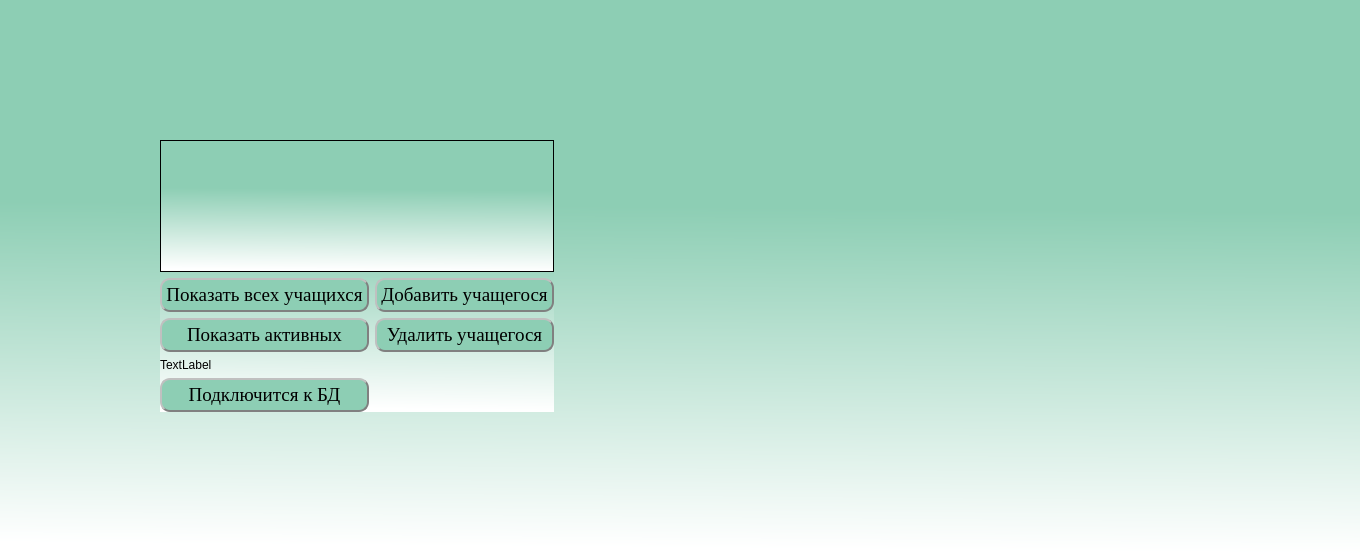
The window that Interface/Assistant.ui (BackDad/Diploma_GB) describes before a commit, drawn with Qt 5.
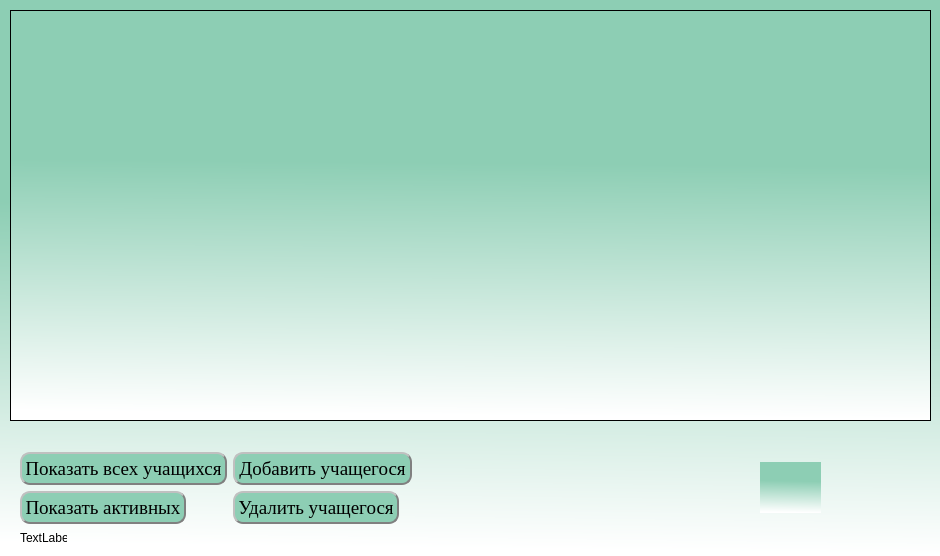
The same window after the commit. Icons and pictures are not drawn.

Patch:
```diff
--- a/Interface/Assistant.ui
+++ b/Interface/Assistant.ui
@@ -6,13 +6,13 @@
    <rect>
     <x>0</x>
     <y>0</y>
-    <width>1360</width>
+    <width>940</width>
     <height>556</height>
    </rect>
   </property>
   <property name="minimumSize">
    <size>
-    <width>1360</width>
+    <width>940</width>
     <height>200</height>
    </size>
   </property>
@@ -544,18 +544,15 @@
    <string notr="true">background-color: qlineargradient(spread:pad, x1:0.573864, y1:0.006, x2:0.551, y2:0.988636, stop:0.375 rgba(141, 206, 180, 255), stop:1 rgba(255, 255, 255, 255));
 border-top-color: rgb(0, 0, 0);</string>
   </property>
-  <widget class="QWidget" name="layoutWidget">
-   <property name="geometry">
-    <rect>
-     <x>160</x>
-     <y>140</y>
-     <width>394</width>
-     <height>272</height>
-    </rect>
-   </property>
-   <layout class="QGridLayout" name="gridLayout">
-    <item row="1" column="1">
      <widget class="QPushButton" name="Add_student">
+   <property name="geometry">
+    <rect>
+     <x>233</x>
+     <y>452</y>
+     <width>179</width>
+     <height>33</height>
+    </rect>
+   </property>
       <property name="font">
        <font>
         <family>Times New Roman</family>
@@ -585,60 +582,15 @@
        <string>Добавить учащегося</string>
       </property>
      </widget>
-    </item>
-    <item row="3" column="1">
-     <spacer name="verticalSpacer_2">
-      <property name="orientation">
-       <enum>Qt::Vertical</enum>
-      </property>
-      <property name="sizeHint" stdset="0">
-       <size>
-        <width>20</width>
-        <height>40</height>
-       </size>
-      </property>
-     </spacer>
-    </item>
-    <item row="1" column="0">
-     <widget class="QPushButton" name="Show_Student_All">
-      <property name="font">
-       <font>
-        <family>Times New Roman</family>
-        <pointsize>14</pointsize>
-       </font>
-      </property>
-      <property name="styleSheet">
-       <string notr="true">
-QPushButton {
-    border-style: outset;
-    border-width: 2px;
-    border-color: gray;
-    padding: 4px;
-	background-color: rgb(141, 206, 180);
-	border-radius: 10px;
-
-
-}
-
-QPushButton:pressed {
-    border-style: inset;
-    background-color: #c0c0c0;
-}
-</string>
-      </property>
-      <property name="text">
-       <string>Показать всех учащихся</string>
-      </property>
-      <property name="checkable">
-       <bool>false</bool>
-      </property>
-      <property name="flat">
-       <bool>false</bool>
-      </property>
-     </widget>
-    </item>
-    <item row="2" column="0">
      <widget class="QPushButton" name="Show_Student_Active">
+   <property name="geometry">
+    <rect>
+     <x>20</x>
+     <y>491</y>
+     <width>166</width>
+     <height>33</height>
+    </rect>
+   </property>
       <property name="font">
        <font>
         <family>Times New Roman</family>
@@ -677,9 +629,59 @@
        <bool>false</bool>
       </property>
      </widget>
-    </item>
-    <item row="2" column="1">
+  <widget class="QPushButton" name="Show_Student_All">
+   <property name="geometry">
+    <rect>
+     <x>20</x>
+     <y>452</y>
+     <width>207</width>
+     <height>33</height>
+    </rect>
+   </property>
+   <property name="font">
+    <font>
+     <family>Times New Roman</family>
+     <pointsize>14</pointsize>
+    </font>
+   </property>
+   <property name="styleSheet">
+    <string notr="true">
+QPushButton {
+    border-style: outset;
+    border-width: 2px;
+    border-color: gray;
+    padding: 4px;
+	background-color: rgb(141, 206, 180);
+	border-radius: 10px;
+
+
+}
+
+QPushButton:pressed {
+    border-style: inset;
+    background-color: #c0c0c0;
+}
+</string>
+   </property>
+   <property name="text">
+    <string>Показать всех учащихся</string>
+   </property>
+   <property name="checkable">
+    <bool>false</bool>
+   </property>
+   <property name="flat">
+    <bool>false</bool>
+   </property>
+  </widget>
      <widget class="QPushButton" name="Del_Student">
+   <property name="geometry">
+    <rect>
+     <x>233</x>
+     <y>491</y>
+     <width>166</width>
+     <height>33</height>
+    </rect>
+   </property>
       <property name="font">
        <font>
         <family>Times New Roman</family>
@@ -709,25 +711,28 @@
        <string>Удалить учащегося</string>
       </property>
      </widget>
-    </item>
-    <item row="3" column="0">
-     <spacer name="verticalSpacer">
-      <property name="orientation">
-       <enum>Qt::Vertical</enum>
-      </property>
-      <property name="sizeHint" stdset="0">
-       <size>
-        <width>20</width>
-        <height>40</height>
-       </size>
-      </property>
-     </spacer>
-    </item>
-    <item row="0" column="0" colspan="2">
-     <widget class="QTableView" name="tableView"/>
-    </item>
-    <item row="4" column="0">
+  <widget class="QTableView" name="tableView">
+   <property name="geometry">
+    <rect>
+     <x>10</x>
+     <y>10</y>
+     <width>921</width>
+     <height>411</height>
+    </rect>
+   </property>
+   <property name="selectionMode">
+    <enum>QAbstractItemView::ContiguousSelection</enum>
+   </property>
+  </widget>
      <widget class="QLabel" name="Error_lable">
+   <property name="geometry">
+    <rect>
+     <x>20</x>
+     <y>530</y>
+     <width>47</width>
+     <height>16</height>
+    </rect>
+   </property>
       <property name="styleSheet">
        <string notr="true">background-color: rgba(255, 255, 255, 0);</string>
       </property>
@@ -735,49 +740,24 @@
        <string>TextLabel</string>
       </property>
      </widget>
-    </item>
-    <item row="5" column="0">
-     <widget class="QPushButton" name="Connect_to_db">
-      <property name="font">
-       <font>
-        <family>Times New Roman</family>
-        <pointsize>14</pointsize>
-       </font>
-      </property>
-      <property name="autoFillBackground">
-       <bool>false</bool>
-      </property>
-      <property name="styleSheet">
-       <string notr="true">
-QPushButton {
-    border-style: outset;
-    border-width: 2px;
-    border-color: gray;
-    padding: 4px;
-	background-color: rgb(141, 206, 180);
-	border-radius: 10px;
-
-
-}
-
-QPushButton:pressed {
-    border-style: inset;
-    background-color: #c0c0c0;
-}
-</string>
+  <widget class="QLabel" name="label">
+   <property name="geometry">
+    <rect>
+     <x>760</x>
+     <y>462</y>
+     <width>61</width>
+     <height>51</height>
+    </rect>
       </property>
       <property name="text">
-       <string>Подключится к БД</string>
-      </property>
-      <property name="checkable">
-       <bool>false</bool>
-      </property>
-      <property name="flat">
-       <bool>false</bool>
-      </property>
-     </widget>
-    </item>
-   </layout>
+    <string/>
+   </property>
+   <property name="pixmap">
+    <pixmap resource="../pic.qrc">:/newPrefix1/pic.png</pixmap>
+   </property>
+   <property name="scaledContents">
+    <bool>true</bool>
+   </property>
   </widget>
  </widget>
  <resources>
```
Left out of the diff: 2 changed lines with no effect on the pictures. Lines whose indentation alone changed are shown as unchanged.
